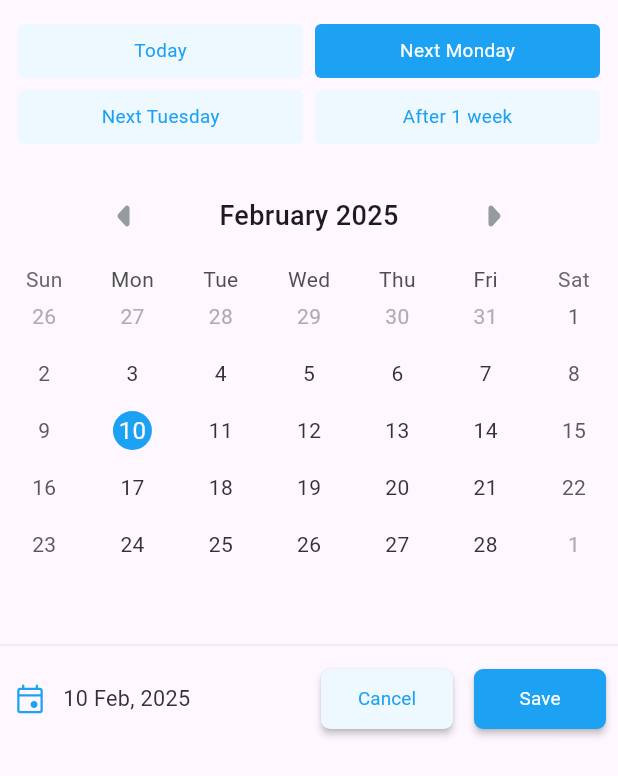
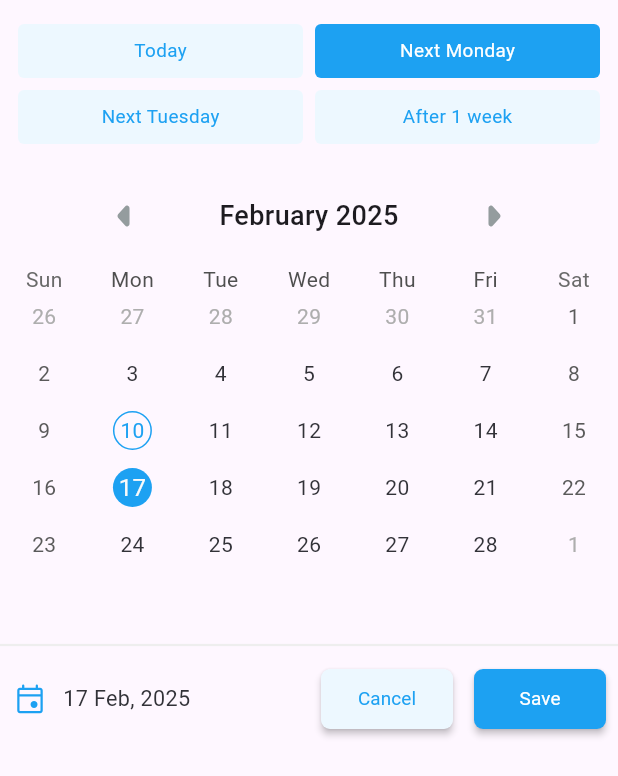
Before and after one commit to SCOSynoc/employee_data_test, a Flutter app: the TableCalendarCard screen opened directly, after a tap on "Next Monday", on a phone screen of 412 x 824 dp. Shown: the top 776 px of the screen. Run offline on Flutter 3.47's test engine with Material 3 defaults, Android fonts, the phone set to English and light mode, and no system bars; drawn by our look-alikes of table_calendar; our stand-ins replace equatable, firebase_core, flutter_bloc, flutter_slidable, flutter_svg, freezed_annotation and 3 more; accounts and stored records are empty.

Commit message:
Task completed

```diff
--- a/lib/constants/utils.dart
+++ b/lib/constants/utils.dart
@@ -79,9 +79,9 @@ DateTime getSelectedTime(String chip, DateTime date){
     case "Next Tuesday" : DateTime newdate = DateTime.now();
           for(int i = 0; i < 7 ; i++){
           /*print("here its working $i");*/
-           newdate =date.add(Duration(days: i));
+           newdate =date.add(Duration(days: i+1));
           if(newdate.weekday == 2){
-           /* print("yeah its tuesday ${newdate}");*/
+            /*print("yeah its tuesday ${newdate}");*/
             break;
           }
         }
@@ -89,9 +89,9 @@ DateTime getSelectedTime(String chip, DateTime date){
     case "Next Monday": DateTime newdate = DateTime.now();
         for(int i = 0; i < 7 ; i++){
           /*print("here its working $i");*/
-          newdate =date.add(Duration(days: i));
+          newdate =date.add(Duration(days: i+1));
           if(newdate.weekday == 1){
-          /*  print("yeah its tuesday ${newdate}");*/
+            /*print("yeah its tuesday ${newdate}");*/
             break;
           }
         }
```
Also changed, not shown: 1 other file.
